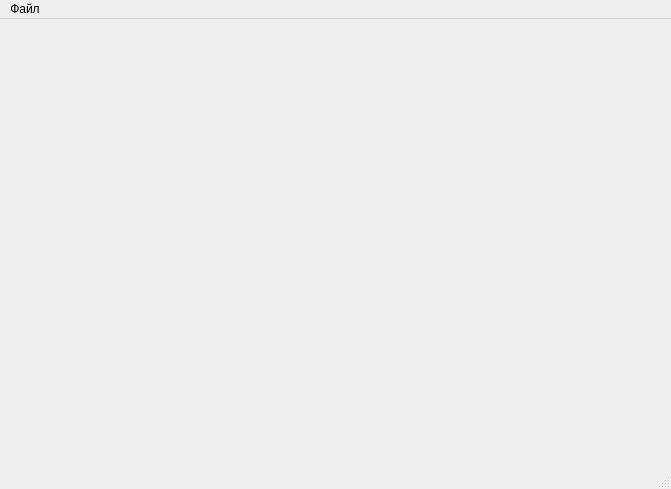
First picture: the form in src/ui/ui_source/main.ui, repository SqrtMinusOne/ERMaket, before the edit.
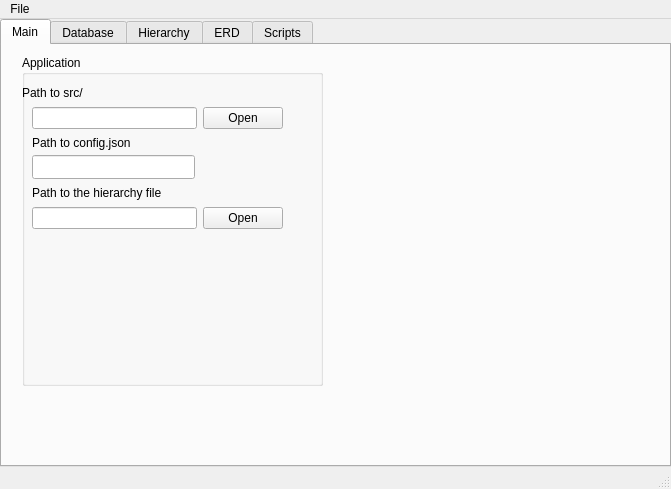
Second picture: the form after the edit.

Commit message: Build UI with python & subdirs

```diff
--- a/src/ui/ui_source/main.ui
+++ b/src/ui/ui_source/main.ui
@@ -13,7 +13,171 @@
   <property name="windowTitle">
    <string>MainWindow</string>
   </property>
-  <widget class="QWidget" name="centralwidget"/>
+  <widget class="QWidget" name="centralwidget">
+   <layout class="QHBoxLayout" name="horizontalLayout">
+    <property name="leftMargin">
+     <number>0</number>
+    </property>
+    <property name="topMargin">
+     <number>0</number>
+    </property>
+    <property name="rightMargin">
+     <number>0</number>
+    </property>
+    <property name="bottomMargin">
+     <number>0</number>
+    </property>
+    <item>
+     <widget class="QTabWidget" name="mainTabWidget">
+      <property name="currentIndex">
+       <number>0</number>
+      </property>
+      <widget class="QWidget" name="mainTab">
+       <attribute name="title">
+        <string>Main</string>
+       </attribute>
+       <widget class="QGroupBox" name="groupBox">
+        <property name="geometry">
+         <rect>
+          <x>20</x>
+          <y>10</y>
+          <width>301</width>
+          <height>331</height>
+         </rect>
+        </property>
+        <property name="title">
+         <string>Application</string>
+        </property>
+        <widget class="QLabel" name="label">
+         <property name="geometry">
+          <rect>
+           <x>0</x>
+           <y>30</y>
+           <width>121</width>
+           <height>16</height>
+          </rect>
+         </property>
+         <property name="text">
+          <string>Path to src/</string>
+         </property>
+        </widget>
+        <widget class="QLabel" name="label_2">
+         <property name="geometry">
+          <rect>
+           <x>10</x>
+           <y>80</y>
+           <width>121</width>
+           <height>16</height>
+          </rect>
+         </property>
+         <property name="text">
+          <string>Path to config.json</string>
+         </property>
+        </widget>
+        <widget class="QLineEdit" name="configPathLineEdiit">
+         <property name="geometry">
+          <rect>
+           <x>10</x>
+           <y>100</y>
+           <width>163</width>
+           <height>24</height>
+          </rect>
+         </property>
+         <property name="readOnly">
+          <bool>true</bool>
+         </property>
+        </widget>
+        <widget class="QLabel" name="label_3">
+         <property name="geometry">
+          <rect>
+           <x>10</x>
+           <y>130</y>
+           <width>191</width>
+           <height>16</height>
+          </rect>
+         </property>
+         <property name="text">
+          <string>Path to the hierarchy file</string>
+         </property>
+        </widget>
+        <widget class="QWidget" name="">
+         <property name="geometry">
+          <rect>
+           <x>10</x>
+           <y>50</y>
+           <width>251</width>
+           <height>26</height>
+          </rect>
+         </property>
+         <layout class="QHBoxLayout" name="horizontalLayout_2">
+          <item>
+           <widget class="QLineEdit" name="pathLineEdiit">
+            <property name="readOnly">
+             <bool>true</bool>
+            </property>
+           </widget>
+          </item>
+          <item>
+           <widget class="QPushButton" name="openButton">
+            <property name="text">
+             <string>Open</string>
+            </property>
+           </widget>
+          </item>
+         </layout>
+        </widget>
+        <widget class="QWidget" name="">
+         <property name="geometry">
+          <rect>
+           <x>10</x>
+           <y>150</y>
+           <width>251</width>
+           <height>26</height>
+          </rect>
+         </property>
+         <layout class="QHBoxLayout" name="horizontalLayout_3">
+          <item>
+           <widget class="QLineEdit" name="hierarchyPathLineEdiit">
+            <property name="readOnly">
+             <bool>true</bool>
+            </property>
+           </widget>
+          </item>
+          <item>
+           <widget class="QPushButton" name="pushButton">
+            <property name="text">
+             <string>Open</string>
+            </property>
+           </widget>
+          </item>
+         </layout>
+        </widget>
+       </widget>
+      </widget>
+      <widget class="QWidget" name="tab_2">
+       <attribute name="title">
+        <string>Database</string>
+       </attribute>
+      </widget>
+      <widget class="QWidget" name="tab">
+       <attribute name="title">
+        <string>Hierarchy</string>
+       </attribute>
+      </widget>
+      <widget class="QWidget" name="tab_3">
+       <attribute name="title">
+        <string>ERD</string>
+       </attribute>
+      </widget>
+      <widget class="QWidget" name="tab_4">
+       <attribute name="title">
+        <string>Scripts</string>
+       </attribute>
+      </widget>
+     </widget>
+    </item>
+   </layout>
+  </widget>
   <widget class="QMenuBar" name="menubar">
    <property name="geometry">
     <rect>
@@ -25,7 +189,7 @@
    </property>
    <widget class="QMenu" name="menu">
     <property name="title">
-     <string>Файл</string>
+     <string>File</string>
     </property>
     <addaction name="actionExit"/>
    </widget>
```
Left out of the diff: 2 changed lines with no effect on the pictures. The commit also changes 4 other files.
